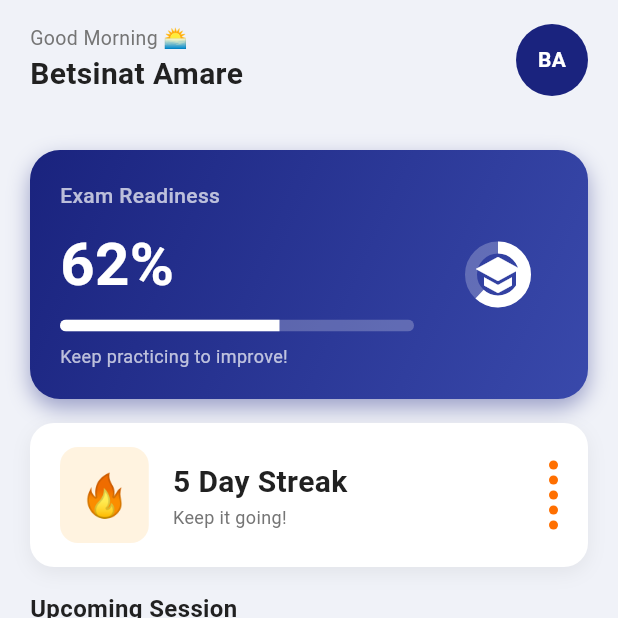
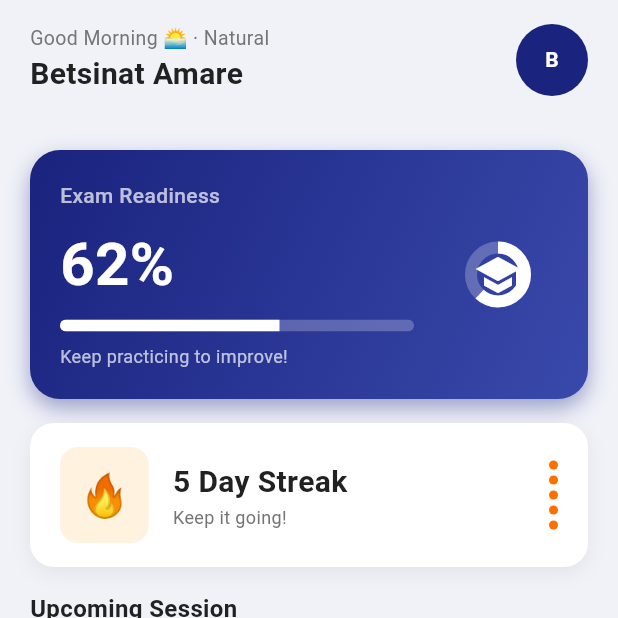
Before and after one commit to betsinat-amare/Ethio-Exam-AI, a Flutter app: the screen it shows after launch, after a tap on "Login", on a phone screen of 412 x 824 dp, the top half of it. Run offline on Flutter 3.47's test engine with Material 3 defaults, Android fonts, the phone set to English and light mode, and no system bars.

Commit message:
feat: Stream selection (Natural/Social) in register, filter subjects by stream, update dashboard

```diff
--- /dev/null
+++ b/ethio_exam_ai_frontend/lib/core/providers/user_provider.dart
@@ -0,0 +1,22 @@
+import 'package:flutter/material.dart';
+
+enum StudentStream { natural, social }
+
+class UserProvider extends ChangeNotifier {
+  String _name = 'Betsinat Amare';
+  int _grade = 12;
+  StudentStream _stream = StudentStream.natural;
+
+  String get name => _name;
+  int get grade => _grade;
+  StudentStream get stream => _stream;
+
+  void updateProfile({String? name, int? grade, StudentStream? stream}) {
+    if (name != null) _name = name;
+    if (grade != null) _grade = grade;
+    if (stream != null) _stream = stream;
+    notifyListeners();
+  }
+
+  String get streamName => _stream == StudentStream.natural ? 'Natural' : 'Social';
+}
--- a/ethio_exam_ai_frontend/lib/features/dashboard/presentation/pages/dashboard_screen.dart
+++ b/ethio_exam_ai_frontend/lib/features/dashboard/presentation/pages/dashboard_screen.dart
@@ -1,5 +1,6 @@
-import 'package:flutter/material.dart';
+import 'package:provider/provider.dart';
 import '../../../../core/theme/app_colors.dart';
+import '../../../../core/providers/user_provider.dart';
 import '../widgets/dashboard_widgets.dart';
 
 class DashboardScreen extends StatelessWidget {
@@ -7,12 +8,14 @@ class DashboardScreen extends StatelessWidget {
 
   @override
   Widget build(BuildContext context) {
+    final userProvider = context.watch<UserProvider>();
+
     return Scaffold(
       backgroundColor: const Color(0xFFF0F2F8),
       body: SafeArea(
         child: CustomScrollView(
           slivers: [
-            _buildAppBar(context),
+            _buildAppBar(context, userProvider),
             SliverPadding(
               padding: const EdgeInsets.symmetric(horizontal: 20),
               sliver: SliverList(
@@ -41,7 +44,7 @@ class DashboardScreen extends StatelessWidget {
     );
   }
 
-  Widget _buildAppBar(BuildContext context) {
+  Widget _buildAppBar(BuildContext context, UserProvider user) {
     return SliverAppBar(
       floating: true,
       backgroundColor: const Color(0xFFF0F2F8),
@@ -57,14 +60,14 @@ class DashboardScreen extends StatelessWidget {
                 crossAxisAlignment: CrossAxisAlignment.start,
                 children: [
                   Text(
-                    _greeting(),
+                    '${_greeting()} · ${user.streamName}',
                     style: const TextStyle(
                       color: AppColors.textSecondary,
                       fontSize: 13,
                     ),
                   ),
-                  const Text(
-                    'Betsinat Amare',
+                  Text(
+                    user.name,
                     style: TextStyle(
                       color: AppColors.textPrimary,
                       fontSize: 20,
@@ -77,9 +80,9 @@ class DashboardScreen extends StatelessWidget {
               CircleAvatar(
                 radius: 24,
                 backgroundColor: AppColors.academicBlue,
-                child: const Text(
-                  'BA',
-                  style: TextStyle(
+                child: Text(
+                  user.name.substring(0, 1).toUpperCase(),
+                  style: const TextStyle(
                     color: Colors.white,
                     fontWeight: FontWeight.bold,
                     fontSize: 14,
@@ -165,9 +168,9 @@ class _QuickActionButton extends StatelessWidget {
       child: Container(
         padding: const EdgeInsets.symmetric(vertical: 16),
         decoration: BoxDecoration(
-          color: color.withOpacity(0.1),
+          color: color.withValues(alpha: 0.1),
           borderRadius: BorderRadius.circular(16),
-          border: Border.all(color: color.withOpacity(0.2)),
+          border: Border.all(color: color.withValues(alpha: 0.2)),
         ),
         child: Column(
           mainAxisAlignment: MainAxisAlignment.center,
--- a/ethio_exam_ai_frontend/lib/features/subjects/data/subjects_data.dart
+++ b/ethio_exam_ai_frontend/lib/features/subjects/data/subjects_data.dart
@@ -1,16 +1,20 @@
 import 'package:flutter/material.dart';
+
+enum SubjectStream { common, natural, social }
 
 class Subject {
   final String name;
   final String emoji;
   final Color color;
   final List<String> chapters;
+  final SubjectStream stream;
 
   const Subject({
     required this.name,
     required this.emoji,
     required this.color,
     required this.chapters,
+    required this.stream,
   });
 }
 
@@ -46,6 +50,7 @@ class SubjectsData {
         'Algebra', 'Geometry', 'Trigonometry',
         'Calculus', 'Statistics', 'Probability',
       ],
+      stream: SubjectStream.common,
     ),
     Subject(
       name: 'Physics',
@@ -55,6 +60,7 @@ class SubjectsData {
         'Mechanics', 'Thermodynamics', 'Waves & Optics',
         'Electricity', 'Magnetism', 'Modern Physics',
       ],
+      stream: SubjectStream.natural,
     ),
     Subject(
       name: 'Chemistry',
@@ -64,6 +70,7 @@ class SubjectsData {
         'Atomic Structure', 'Chemical Bonding', 'Stoichiometry',
         'Acids & Bases', 'Organic Chemistry', 'Electrochemistry',
       ],
+      stream: SubjectStream.natural,
     ),
     Subject(
       name: 'Biology',
@@ -73,6 +80,7 @@ class SubjectsData {
         'Cell Biology', 'Genetics', 'Evolution',
         'Ecology', 'Human Physiology', 'Plant Biology',
       ],
+      stream: SubjectStream.natural,
     ),
     Subject(
       name: 'English',
@@ -82,6 +90,7 @@ class SubjectsData {
         'Reading Comprehension', 'Grammar', 'Vocabulary',
         'Writing Skills', 'Literature', 'Communication',
       ],
+      stream: SubjectStream.common,
     ),
     Subject(
       name: 'Civics',
@@ -91,6 +100,7 @@ class SubjectsData {
         'Ethiopian Constitution', 'Democracy & Governance',
         'Human Rights', 'Federal System', 'International Relations',
       ],
+      stream: SubjectStream.common,
     ),
     Subject(
       name: 'History',
@@ -100,6 +110,7 @@ class SubjectsData {
         'Ancient Ethiopia', 'Medieval Period', 'Modern Period',
         'African History', 'World History', 'Independence Movements',
       ],
+      stream: SubjectStream.social,
     ),
     Subject(
       name: 'Geography',
@@ -109,6 +120,7 @@ class SubjectsData {
         'Physical Geography', 'Human Geography', 'Climate',
         'Ethiopian Geography', 'Economic Geography', 'Maps & Cartography',
       ],
+      stream: SubjectStream.social,
     ),
   ];
 
--- a/ethio_exam_ai_frontend/lib/features/subjects/presentation/pages/subjects_screen.dart
+++ b/ethio_exam_ai_frontend/lib/features/subjects/presentation/pages/subjects_screen.dart
@@ -1,5 +1,6 @@
-import 'package:flutter/material.dart';
+import 'package:provider/provider.dart';
 import '../../../../core/theme/app_colors.dart';
+import '../../../../core/providers/user_provider.dart';
 import '../../data/subjects_data.dart';
 import 'question_filter_screen.dart';
 
@@ -8,6 +9,16 @@ class SubjectsScreen extends StatelessWidget {
 
   @override
   Widget build(BuildContext context) {
+    final userProvider = context.watch<UserProvider>();
+    final studentStream = userProvider.stream;
+
+    final filteredSubjects = SubjectsData.subjects.where((s) {
+      if (s.stream == SubjectStream.common) return true;
+      if (studentStream == StudentStream.natural && s.stream == SubjectStream.natural) return true;
+      if (studentStream == StudentStream.social && s.stream == SubjectStream.social) return true;
+      return false;
+    }).toList();
+
     return Scaffold(
       backgroundColor: const Color(0xFFF0F2F8),
       appBar: AppBar(
@@ -48,9 +59,9 @@ class SubjectsScreen extends StatelessWidget {
                 mainAxisSpacing: 14,
                 childAspectRatio: 1.0,
               ),
-              itemCount: SubjectsData.subjects.length,
+              itemCount: filteredSubjects.length,
               itemBuilder: (context, index) {
-                final subject = SubjectsData.subjects[index];
+                final subject = filteredSubjects[index];
                 return _SubjectCard(
                   subject: subject,
                   onTap: () {
--- a/ethio_exam_ai_frontend/lib/main.dart
+++ b/ethio_exam_ai_frontend/lib/main.dart
@@ -2,13 +2,17 @@ import 'package:flutter/material.dart';
 import 'package:provider/provider.dart';
 import 'core/theme/app_theme.dart';
 import 'core/providers/schedule_provider.dart';
+import 'core/providers/user_provider.dart';
 import 'features/auth/presentation/pages/login_screen.dart';
 import 'shared/widgets/main_shell.dart';
 
 void main() {
   runApp(
-    ChangeNotifierProvider(
-      create: (_) => ScheduleProvider(),
+    MultiProvider(
+      providers: [
+        ChangeNotifierProvider(create: (_) => ScheduleProvider()),
+        ChangeNotifierProvider(create: (_) => UserProvider()),
+      ],
       child: const EthioExamAI(),
     ),
   );
```
Also changed, not shown: ethio_exam_ai_frontend/lib/features/auth/presentation/pages/register_screen.dart (+138 -21 lines).
